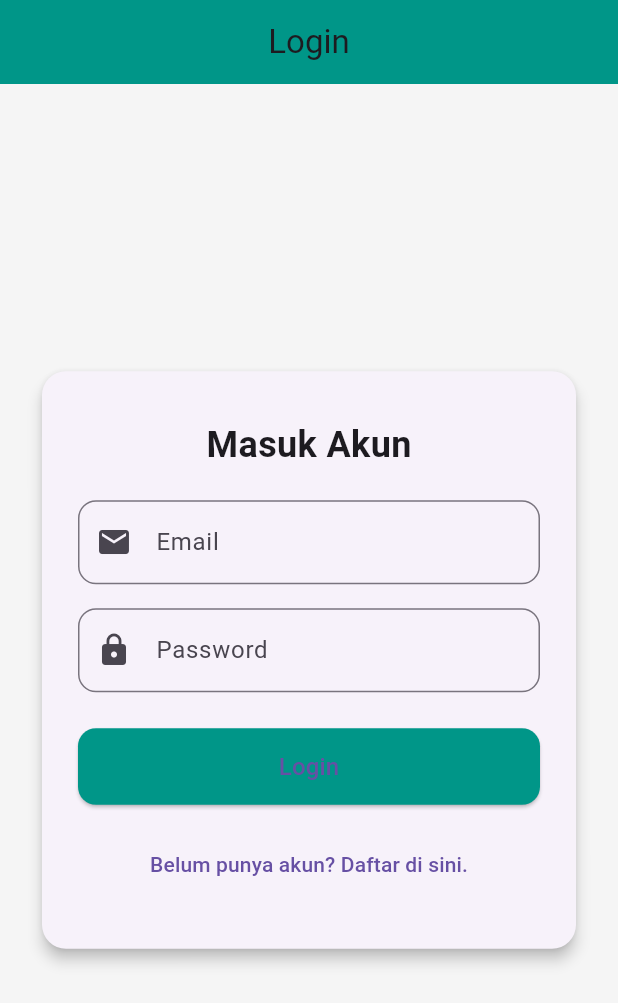
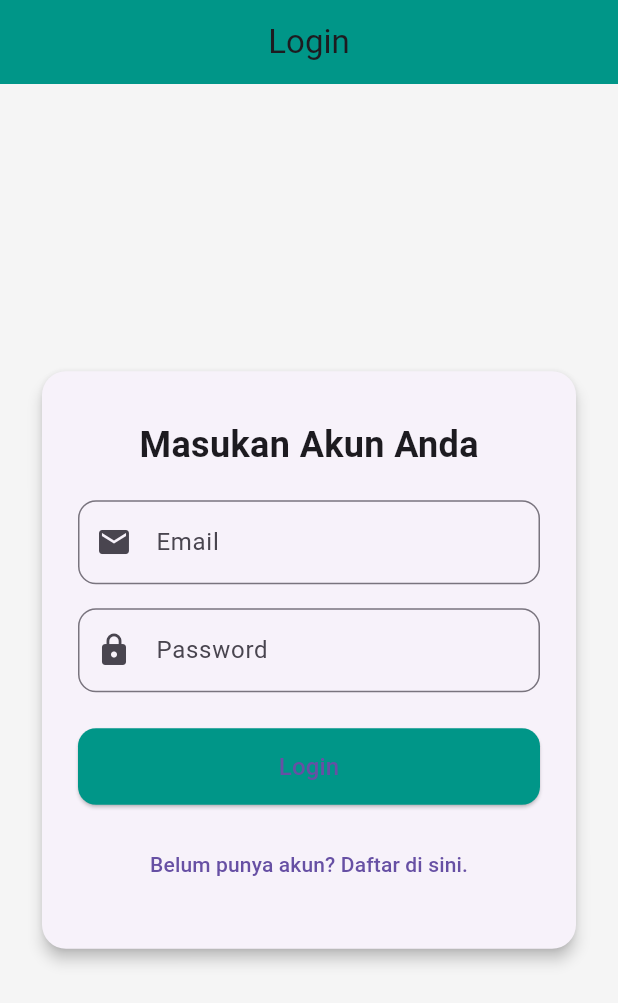
Before and after one commit to WicfuL-io/cripto_mobile_apps, a Flutter app: the screen it shows after launch, on a phone screen of 412 x 824 dp. Shown: the top 1003 px of the screen. Run offline on Flutter 3.47's test engine with Material 3 defaults, Android fonts, the phone set to English and light mode, and no system bars; our stand-ins replace shared_preferences.

Commit message:
final commit

```diff
--- a/flutter_application_cripto/lib/login_page.dart
+++ b/flutter_application_cripto/lib/login_page.dart
@@ -80,7 +80,7 @@ class _LoginPageState extends State<LoginPage> {
                     mainAxisSize: MainAxisSize.min,
                     children: [
                       const Text(
-                        "Masuk Akun",
+                        "Masukan Akun Anda",
                         style: TextStyle(fontSize: 24, fontWeight: FontWeight.bold),
                       ),
                       const SizedBox(height: 20),
```
